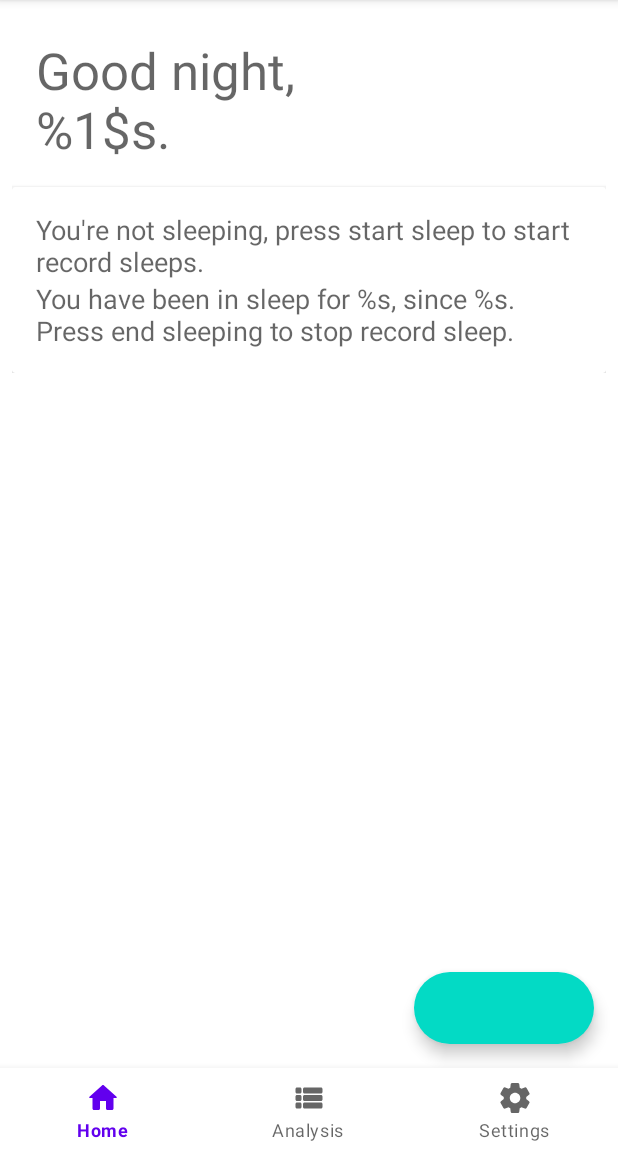
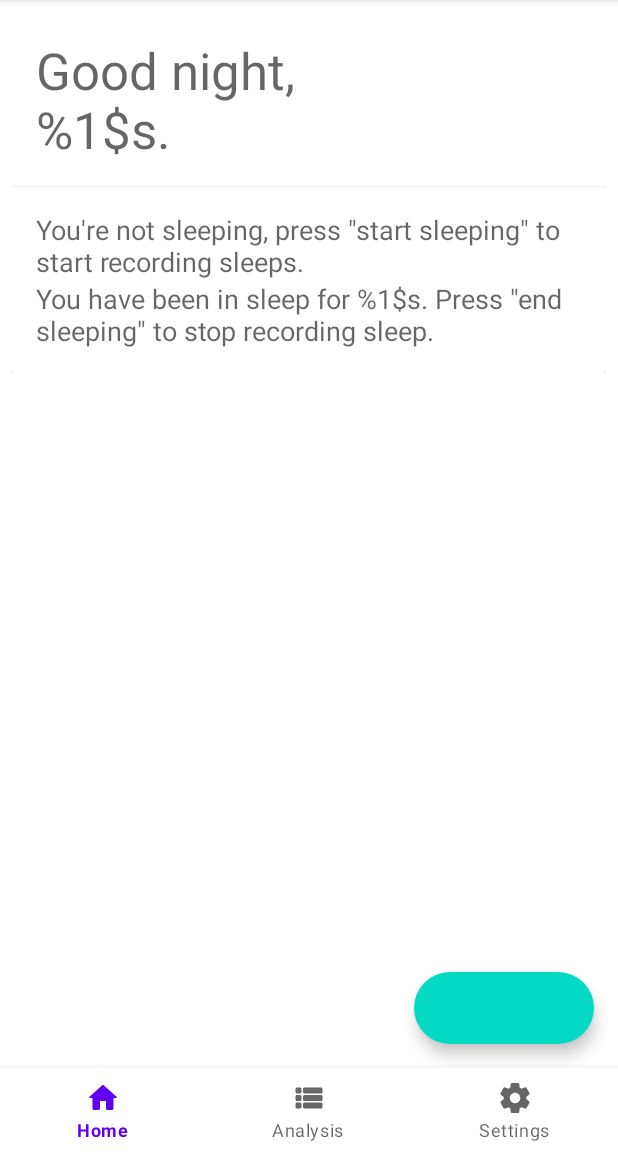
Before and after one commit to JasonHK-HKCC/SEHH3165-Group-Project, an Android app: the screen it shows after launch (MainActivity), on a phone screen of 412 x 824 dp, the part 84-1236 px from its top. Run offline under Robolectric (Android 15) with nearby library versions, the light colour scheme and no system bars; our stand-ins replace RxJava, navigation-ui; libraries missing offline, so code that uses them is left out: lombok.val; 7 statements that could not run were skipped.

Commit message:
Updated help message

```diff
--- a/app/src/main/java/app/jasonhk/hkcc/sleeptracker/HomeFragment.java
+++ b/app/src/main/java/app/jasonhk/hkcc/sleeptracker/HomeFragment.java
@@ -19,6 +19,8 @@ import com.google.android.material.floatingactionbutton.ExtendedFloatingActionBu
 
 import java.time.LocalDateTime;
 import java.time.LocalTime;
+import java.time.format.DateTimeFormatter;
+import java.time.format.FormatStyle;
 
 import io.reactivex.rxjava3.android.schedulers.AndroidSchedulers;
 import lombok.val;
@@ -28,6 +30,8 @@ import lombok.val;
  */
 public class HomeFragment extends Fragment implements View.OnClickListener
 {
+    private static DateTimeFormatter formatter = DateTimeFormatter.ofLocalizedDateTime(FormatStyle.SHORT);
+
     private SharedPreferences preferences;
 
     @Override
@@ -62,6 +66,7 @@ public class HomeFragment extends Fragment implements View.OnClickListener
             sleepButton.setText(R.string.sleeping_end);
 
             tv_afterSleep.setVisibility(View.VISIBLE);
+            tv_afterSleep.setText(getString(R.string.help_sleeping, DataModel.getStartTime().format(formatter)));
             tv_beforeSleep.setVisibility(View.GONE);
         }
         else
@@ -107,6 +112,7 @@ public class HomeFragment extends Fragment implements View.OnClickListener
                 button.setText(R.string.sleeping_end);
 
                 tv_afterSleep.setVisibility(View.VISIBLE);
+                tv_afterSleep.setText(getString(R.string.help_sleeping, DataModel.getStartTime().format(formatter)));
                 tv_beforeSleep.setVisibility(View.GONE);
 
                 val intent = new Intent(getContext(), NoiseService.class)
--- a/app/src/main/res/layout/fragment_home.xml
+++ b/app/src/main/res/layout/fragment_home.xml
@@ -42,14 +42,14 @@
                         android:id="@+id/tv_beforeSleep"
                         android:layout_width="wrap_content"
                         android:layout_height="wrap_content"
-                        android:text="You're not sleeping, press start sleep to start record sleeps."
+                        android:text="@string/help_not_sleeping"
                         android:textAppearance="@style/TextAppearance.AppCompat.Medium" />
 
                     <TextView
                         android:id="@+id/tv_afterSleep"
                         android:layout_width="wrap_content"
                         android:layout_height="wrap_content"
-                        android:text="You have been in sleep for %s, since %s. Press end sleeping to stop record sleep."
+                        android:text="@string/help_sleeping"
                         android:textAppearance="@style/TextAppearance.AppCompat.Medium" />
 
                 </LinearLayout>
--- a/app/src/main/res/values/strings.xml
+++ b/app/src/main/res/values/strings.xml
@@ -9,6 +9,9 @@
     <string name="welcome_afternoon">Good afternoon,\n%1$s.</string>
     <string name="welcome_evening">Good evening,\n%1$s.</string>
     <string name="welcome_night">Good night,\n%1$s.</string>
+
+    <string name="help_not_sleeping">You\'re not sleeping, press \"start sleeping\" to start recording sleeps.</string>
+    <string name="help_sleeping">You have been in sleep for %1$s. Press \"end sleeping\" to stop recording sleep.</string>
 
     <string name="sleeping_start">Start Sleeping</string>
     <string name="sleeping_end">End Sleeping</string>
```
